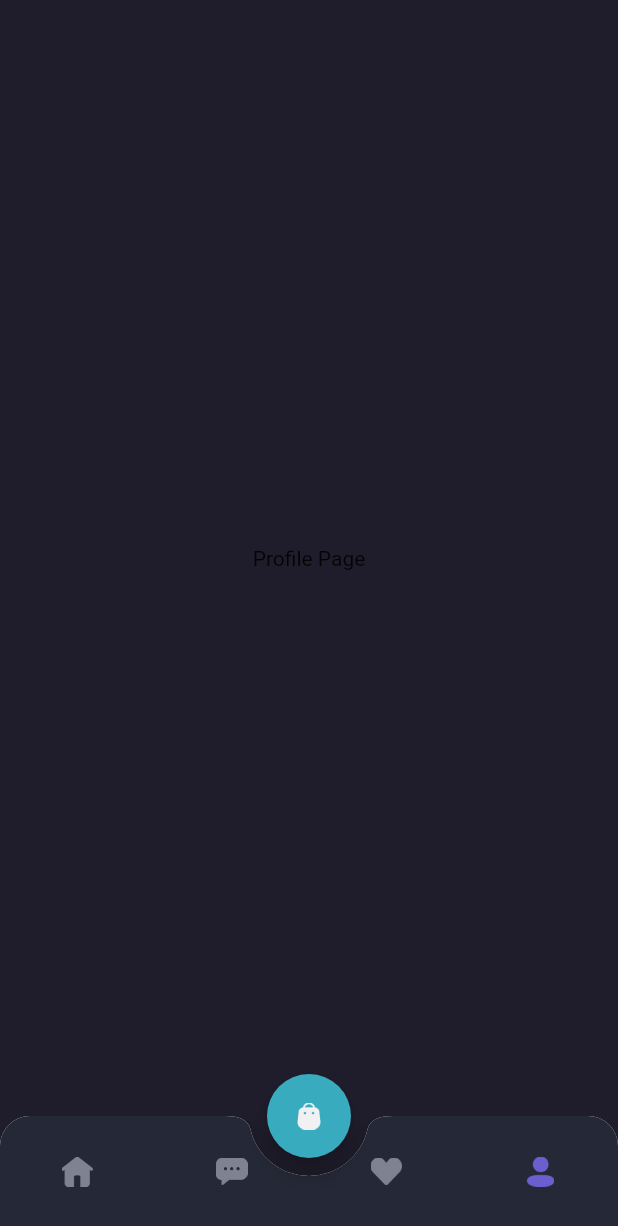
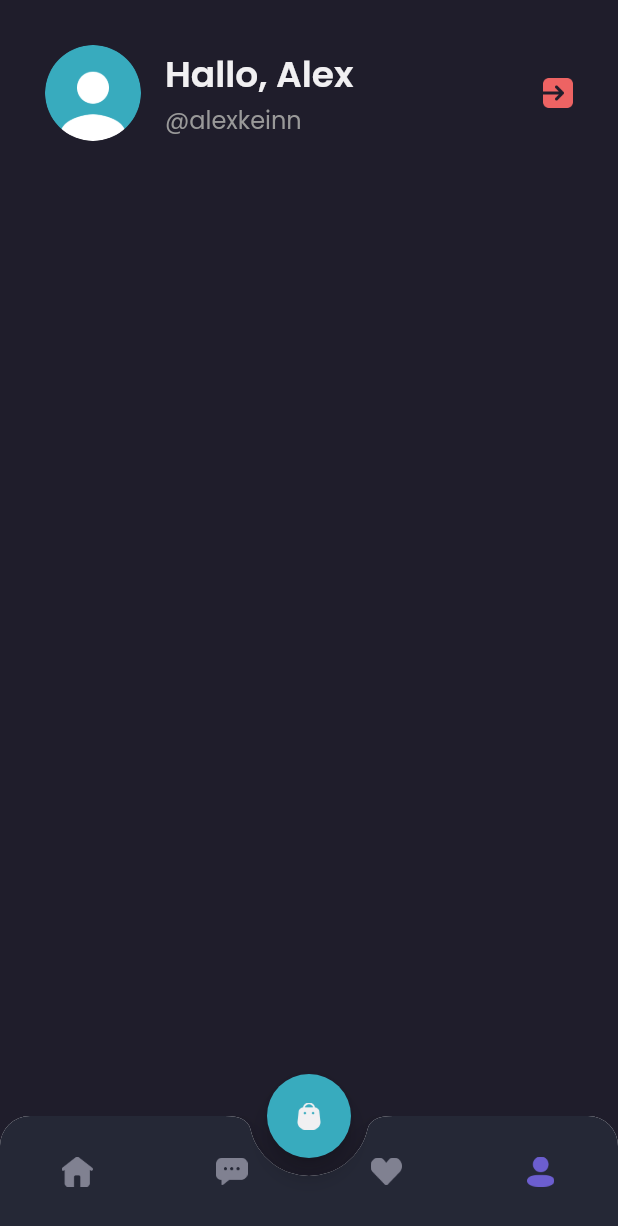
Before and after one commit to endijulian/flutter-ecommerce, a Flutter app: the MainPage screen opened by its route, item 4 of the bottom bar chosen, on a phone screen of 412 x 824 dp. Shown: the top 1226 px of the screen. Run offline on Flutter 3.47's test engine with Material 2 defaults, Android fonts, the phone set to English and light mode, and no system bars; our stand-ins replace google_fonts.

Commit message:
profile page, header fix

```diff
--- a/lib/pages/home/profile_page.dart
+++ b/lib/pages/home/profile_page.dart
@@ -1,10 +1,65 @@
 import 'package:flutter/material.dart';
+import 'package:flutter_ecommerce/theme.dart';
 
 class ProfilePage extends StatelessWidget {
   @override
   Widget build(BuildContext context) {
-    return Center(
-      child: Text('Profile Page'),
+    Widget header() {
+      return AppBar(
+        backgroundColor: backgroundColor1,
+        automaticallyImplyLeading: false,
+        elevation: 0,
+        flexibleSpace: SafeArea(
+          child: Container(
+            padding: EdgeInsets.all(defaultMargin),
+            child: Row(
+              children: [
+                ClipOval(
+                  child: Image.asset(
+                    'assets/image_profile.png',
+                    width: 64,
+                  ),
+                ),
+                SizedBox(
+                  width: 16,
+                ),
+                Expanded(
+                  child: Column(
+                    crossAxisAlignment: CrossAxisAlignment.start,
+                    children: [
+                      Text(
+                        'Hallo, Alex',
+                        style: primaryTextStyle.copyWith(
+                          fontSize: 24,
+                          fontWeight: semiBold,
+                        ),
+                      ),
+                      Text(
+                        '@alexkeinn',
+                        style: secondaryTextStyle.copyWith(
+                          fontSize: 16,
+                          fontWeight: reguler,
+                        ),
+                      )
+                    ],
+                  ),
+                ),
+                Image.asset(
+                  'assets/btn_exit.png',
+                  width: 20,
+                  height: 20,
+                )
+              ],
+            ),
+          ),
+        ),
+      );
+    }
+
+    return Column(
+      children: [
+        header(),
+      ],
     );
   }
 }
```
